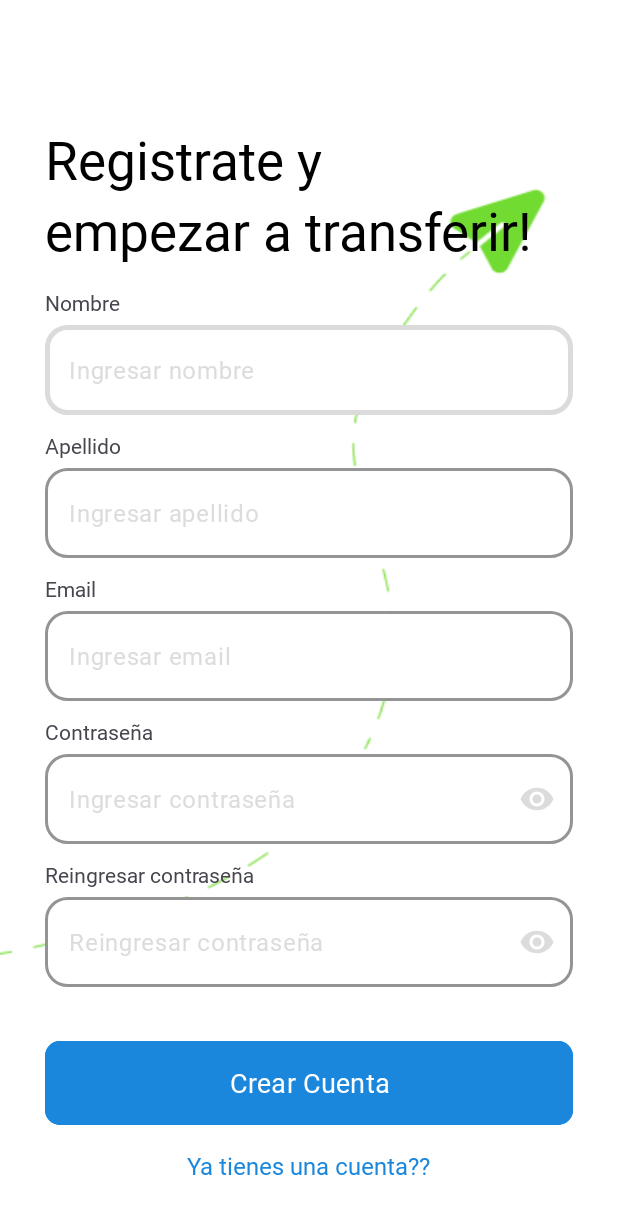
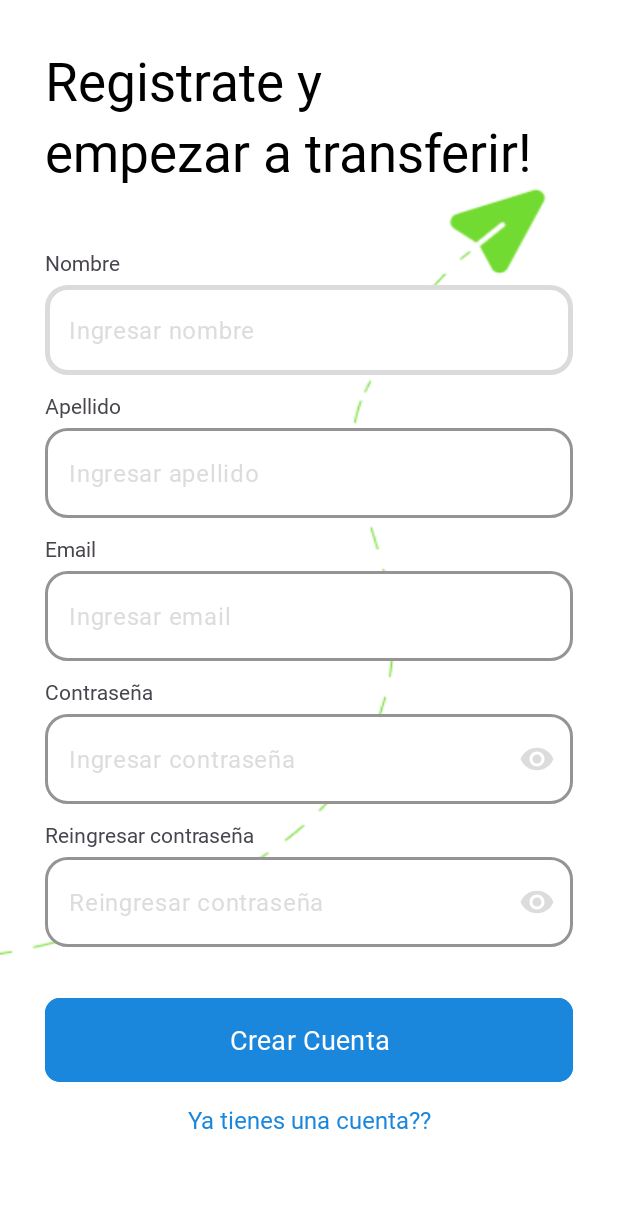
Before and after one commit to Jvbass/VirtualWalletArqLifeCycle, an Android app: the SignUpActivity screen opened directly, with no data from a screen before it, on a phone screen of 412 x 824 dp. Shown: the top 1214 px of the screen. Run offline under Robolectric (Android 15) with nearby library versions, the phone set to English and light mode, and no system bars.

Commit message:
Implementa ScrollView en layout de ventana sign up

```diff
--- a/app/src/main/res/layout/activity_sign_up.xml
+++ b/app/src/main/res/layout/activity_sign_up.xml
@@ -1,34 +1,15 @@
 <?xml version="1.0" encoding="utf-8"?>
-<androidx.constraintlayout.widget.ConstraintLayout xmlns:android="http://schemas.android.com/apk/res/android"
+<ScrollView xmlns:android="http://schemas.android.com/apk/res/android"
     xmlns:app="http://schemas.android.com/apk/res-auto"
     xmlns:tools="http://schemas.android.com/tools"
     android:layout_width="match_parent"
     android:layout_height="match_parent"
-    android:background="@drawable/bg_login"
-    android:id="@+id/signup_page">
-
-
-    <!-- Guías para posicionar los elementos -->
-    <androidx.constraintlayout.widget.Guideline
-        android:id="@+id/guideline"
-        android:layout_width="wrap_content"
+    android:background="@drawable/bg_login">
+<LinearLayout
+    android:layout_width="match_parent"
     android:layout_height="wrap_content"
-        android:orientation="horizontal"
-        app:layout_constraintGuide_percent="0.10" />
-
-    <androidx.constraintlayout.widget.Guideline
-        android:id="@+id/guideline2"
-        android:layout_width="wrap_content"
-        android:layout_height="wrap_content"
-        android:orientation="horizontal"
-        app:layout_constraintGuide_percent="0.22" />
-
-    <androidx.constraintlayout.widget.Guideline
-        android:id="@+id/guideline3"
-        android:layout_width="wrap_content"
-        android:layout_height="wrap_content"
-        android:orientation="horizontal"
-        app:layout_constraintGuide_percent="0.75" />
+    android:orientation="vertical"
+    android:paddingVertical="30dp">
 
         <!-- Título de la pantalla -->
         <TextView
@@ -39,10 +20,7 @@
             android:fontFamily="@font/font_jua_wallet"
             android:text="Registrate y"
             android:textColor="@color/black"
-        android:textSize="35sp"
-        app:layout_constraintEnd_toEndOf="parent"
-        app:layout_constraintStart_toStartOf="parent"
-        app:layout_constraintTop_toTopOf="@+id/guideline" />
+            android:textSize="35sp" />
 
         <TextView
             android:id="@+id/tittleSignup2"
@@ -52,13 +30,9 @@
             android:fontFamily="@font/font_jua_wallet"
             android:text="empezar a transferir!"
             android:textColor="@color/black"
-        android:textSize="35sp"
-        app:layout_constraintEnd_toEndOf="parent"
-        app:layout_constraintStart_toStartOf="parent"
-        app:layout_constraintTop_toBottomOf="@+id/tittleSignup1" />
+            android:textSize="35sp" />
 
-
-    <!-- Campo de texto para ingresar el email -->
+        <!-- Campo de texto para ingresar el nombre -->
         <TextView
             android:id="@+id/labelNombre"
             android:layout_width="match_parent"
@@ -66,10 +40,9 @@
             android:layout_marginHorizontal="30dp"
             android:fontFamily="@font/font_jua_wallet"
             android:gravity="bottom"
+            android:layout_marginTop="30dp"
             android:paddingBottom="5dp"
-        android:text="Nombre"
-        app:layout_constraintTop_toTopOf="@+id/guideline2"
-        tools:layout_editor_absoluteX="30dp" />
+            android:text="Nombre" />
 
         <com.google.android.material.textfield.TextInputLayout
             android:id="@+id/nombreInput"
@@ -84,10 +57,7 @@
             app:boxStrokeColor="@color/black_light"
             app:boxStrokeWidth="2dp"
             app:boxStrokeWidthFocused="3dp"
-        app:hintEnabled="false"
-        app:layout_constraintEnd_toEndOf="parent"
-        app:layout_constraintStart_toStartOf="parent"
-        app:layout_constraintTop_toBottomOf="@+id/labelNombre">
+            app:hintEnabled="false">
 
             <com.google.android.material.textfield.TextInputEditText
                 android:id="@+id/nombreEditText"
@@ -109,7 +79,6 @@
             android:gravity="bottom"
             android:paddingBottom="5dp"
             android:text="Apellido"
-        app:layout_constraintTop_toBottomOf="@+id/nombreInput"
             tools:layout_editor_absoluteX="30dp" />
 
         <com.google.android.material.textfield.TextInputLayout
@@ -125,10 +94,7 @@
             app:boxStrokeColor="@color/black_light"
             app:boxStrokeWidth="2dp"
             app:boxStrokeWidthFocused="3dp"
-        app:hintEnabled="false"
-        app:layout_constraintEnd_toEndOf="parent"
-        app:layout_constraintStart_toStartOf="parent"
-        app:layout_constraintTop_toBottomOf="@+id/labelApellido">
+            app:hintEnabled="false">
 
             <com.google.android.material.textfield.TextInputEditText
                 android:id="@+id/apellidoEditText"
@@ -149,9 +115,7 @@
             android:fontFamily="@font/font_jua_wallet"
             android:gravity="bottom"
             android:paddingBottom="5dp"
-        android:text="Email"
-        app:layout_constraintTop_toBottomOf="@+id/apellidoInput"
-        tools:layout_editor_absoluteX="30dp" />
+            android:text="Email" />
 
         <com.google.android.material.textfield.TextInputLayout
             android:id="@+id/emailInput"
@@ -166,10 +130,7 @@
             app:boxStrokeColor="@color/black_light"
             app:boxStrokeWidth="2dp"
             app:boxStrokeWidthFocused="3dp"
-        app:hintEnabled="false"
-        app:layout_constraintEnd_toEndOf="parent"
-        app:layout_constraintStart_toStartOf="parent"
-        app:layout_constraintTop_toBottomOf="@+id/labelEmail">
+            app:hintEnabled="false">
 
             <com.google.android.material.textfield.TextInputEditText
                 android:id="@+id/emailEditText"
@@ -180,7 +141,6 @@
                 android:inputType="textEmailAddress"
                 android:textColorHint="@color/black_light" />
         </com.google.android.material.textfield.TextInputLayout>
-
         <!-- Campo de texto para ingresar la contraseña -->
         <TextView
             android:id="@+id/labelPassword"
@@ -190,9 +150,7 @@
             android:fontFamily="@font/font_jua_wallet"
             android:gravity="bottom"
             android:paddingBottom="5dp"
-        android:text="Contraseña"
-        app:layout_constraintTop_toBottomOf="@+id/emailInput"
-        tools:layout_editor_absoluteX="30dp" />
+            android:text="Contraseña" />
 
         <com.google.android.material.textfield.TextInputLayout
             android:id="@+id/passwordInput"
@@ -208,10 +166,7 @@
             app:boxStrokeWidth="2dp"
             app:endIconMode="password_toggle"
             app:endIconTint="@color/black_light"
-        app:hintEnabled="false"
-        app:layout_constraintEnd_toEndOf="parent"
-        app:layout_constraintStart_toStartOf="parent"
-        app:layout_constraintTop_toBottomOf="@+id/labelPassword">
+            app:hintEnabled="false">
 
             <com.google.android.material.textfield.TextInputEditText
                 android:id="@+id/passwordEditText"
@@ -231,9 +186,7 @@
             android:fontFamily="@font/font_jua_wallet"
             android:gravity="bottom"
             android:paddingBottom="5dp"
-        android:text="Reingresar contraseña"
-        app:layout_constraintTop_toBottomOf="@+id/passwordInput"
-        tools:layout_editor_absoluteX="30dp" />
+            android:text="Reingresar contraseña" />
 
         <com.google.android.material.textfield.TextInputLayout
             android:id="@+id/passwordInputRepeat"
@@ -249,10 +202,7 @@
             app:boxStrokeWidth="2dp"
             app:endIconMode="password_toggle"
             app:endIconTint="@color/black_light"
-        app:hintEnabled="false"
-        app:layout_constraintEnd_toEndOf="parent"
-        app:layout_constraintStart_toStartOf="parent"
-        app:layout_constraintTop_toBottomOf="@+id/labelPasswordRepeat">
+            app:hintEnabled="false">
 
             <com.google.android.material.textfield.TextInputEditText
                 android:id="@+id/passwordRepeatEditText"
@@ -274,25 +224,18 @@
             android:text="Crear Cuenta"
             android:textColor="@color/white"
             android:textSize="18sp"
-        app:cornerRadius="10dp"
-        app:layout_constraintBottom_toBottomOf="parent"
-        app:layout_constraintEnd_toEndOf="parent"
-        app:layout_constraintStart_toStartOf="parent"
-        app:layout_constraintTop_toTopOf="@+id/guideline3"
-        app:layout_constraintVertical_bias="0.506" />
+            android:layout_marginTop="30dp"
+            app:cornerRadius="10dp" />
 
         <TextView
             android:id="@+id/linkLogin"
-        android:layout_width="wrap_content"
+            android:layout_width="match_parent"
             android:layout_height="wrap_content"
             android:fontFamily="@font/font_jua_wallet"
+            android:textAlignment="center"
+            android:layout_marginTop="10dp"
             android:text="Ya tienes una cuenta??"
             android:textColor="@color/primary_dark"
-        android:textSize="16sp"
-        app:layout_constraintBottom_toBottomOf="parent"
-        app:layout_constraintEnd_toEndOf="parent"
-        app:layout_constraintStart_toStartOf="parent"
-        app:layout_constraintTop_toBottomOf="@+id/crearCuentaBtn"
-        app:layout_constraintVertical_bias="0.25" />
-
-</androidx.constraintlayout.widget.ConstraintLayout>
+            android:textSize="16sp" />
+</LinearLayout>
+</ScrollView>
--- a/app/src/main/res/layout/fragment_transaction_receive.xml
+++ b/app/src/main/res/layout/fragment_transaction_receive.xml
@@ -106,7 +106,7 @@
         app:placeholderTextColor="@color/primary">
 
         <com.google.android.material.textfield.TextInputEditText
-            android:id="@+id/text_amount_send"
+            android:id="@+id/txtAmountSend"
             android:layout_width="match_parent"
             android:layout_height="match_parent"
             android:fontFamily="@font/font_jua_wallet"
@@ -170,7 +170,7 @@
         app:layout_constraintStart_toStartOf="parent" />
 
     <com.google.android.material.button.MaterialButton
-        android:id="@+id/button"
+        android:id="@+id/buttonReceive"
         android:layout_width="match_parent"
         android:layout_height="49dp"
         android:layout_marginStart="15dp"
```
Lines whose indentation alone changed are shown as unchanged.
